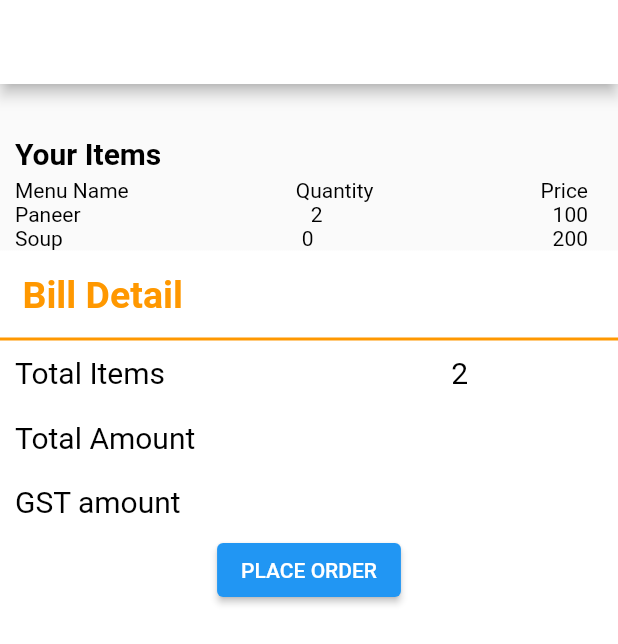
After one commit to mgulati43/fluttercustomer, a Flutter app: the HomePage screen opened directly, after a tap on "SEE MENU", on a phone screen of 412 x 824 dp. The commit adds this screen. Shown: the top 644 px of the screen. Run offline on Flutter 3.47's test engine with Material 2 defaults, Android fonts, the phone set to English and light mode, and no system bars; our stand-ins replace circular_countdown_timer, fluttertoast, pinput, rflutter_alert, shared_preferences, sliding_up_panel; accounts and stored records are empty; network calls fail.

Commit message:
mock cart page

```diff
--- /dev/null
+++ b/lib/AddToCart.dart
@@ -0,0 +1,251 @@
+import 'package:flutter/material.dart';
+import 'package:http/http.dart' as http;
+import 'RestaurantDetail.dart';
+
+class AddToCart extends StatefulWidget {
+  _AddToCartState createState() => _AddToCartState();
+  final Map<String, FoodItem> cart;
+  final totalcounter;
+  final admin_id;
+
+// receive data from the FirstScreen as a parameter
+  AddToCart({required this.cart, required this.totalcounter, required this.admin_id});
+}
+
+class _AddToCartState extends State<AddToCart> {
+  Map<String, String> cartPageInfo = new Map<String, String>();
+  void initState(){
+
+    String menu_item_name = '';
+    String menu_id = '';
+    String gst_amount = '';
+    String gst_amount_price = '';
+    String quantity = '';
+    String menu_price = '';
+    String half_and_full_status = '';
+    cartPageInfo['admin_id'] = widget.admin_id;
+    cartPageInfo['cus_id'] = 'CUS_000007'; //put dynamic value from OTP API
+    cartPageInfo['customer_mobile_no'] = '9899988817'; //put dynamic value from OTP API
+    cartPageInfo['table_no'] = '34'; //replace with real value
+    cartPageInfo['total_price'] = widget.totalcounter.toString();
+    cartPageInfo['gst_amount'] = '20';
+    cartPageInfo['total_item'] = widget.cart.length.toString();
+    cartPageInfo['net_pay_amount'] = widget.totalcounter.toString();
+
+    cartPageInfo['order_status'] = 'Pending';
+
+    for (var k in widget.cart.keys) {
+      menu_item_name += widget.cart[k]!.menu_name.toString() + ',';
+      menu_id += widget.cart[k]!.menu_id.toString() + ',';
+      gst_amount += '20,'; // Replace this with dynamic gst value
+      gst_amount_price += '30,'; //Replace this with dynamic gst value
+      quantity += widget.cart[k]!.quantity.toString()+ ',';
+      menu_price += widget.cart[k]!.menu_fix_price.toString() + ',';
+      half_and_full_status += 'F,';
+    }
+
+    cartPageInfo['menu_item_name'] = menu_item_name;
+    cartPageInfo['menu_id'] = menu_id;
+
+    cartPageInfo['quantity'] = quantity;
+    cartPageInfo['menu_price'] = menu_price;
+    cartPageInfo['half_and_full_status'] = half_and_full_status;
+    print(cartPageInfo);
+
+    super.initState();
+  }
+
+  Widget build(BuildContext context) {
+    return MaterialApp(
+        home: Scaffold(
+            appBar: AppBar(
+              backgroundColor: Colors.white,
+              //add back arrow
+            ),
+            body: Column(
+              children: [
+                //Make CART UI here
+                Container(
+                  margin:
+                  EdgeInsets.only(top: 35, bottom: 5, left: 10),
+                  alignment: Alignment.topLeft,
+                  child: Text(
+                    'Your Items',
+                    style: TextStyle(
+                        color: Colors.black,
+                        fontSize: 20,
+                        fontWeight: FontWeight.bold),
+                  ),
+                ),
+                Padding(
+                    padding: EdgeInsets.only(left: 10, right: 20),
+                    child: Row(
+                        mainAxisAlignment:
+                        MainAxisAlignment.spaceBetween,
+                        children: [
+                          Text('Menu Name',
+                              style: TextStyle(color: Colors.black)),
+                          Text('Quantity',
+                              style: TextStyle(color: Colors.black)),
+                          Text('Price',
+                              style: TextStyle(color: Colors.black))
+                        ])),
+                Padding(
+                    padding: EdgeInsets.only(left: 10, right: 20),
+                    child: ListView.builder(
+                        shrinkWrap: true,
+                        itemCount: widget.cart.length,
+                        itemBuilder: (context, index) {
+                          String key = widget.cart.keys.elementAt(index);
+                          return Row(
+                            mainAxisAlignment:
+                            MainAxisAlignment.spaceBetween,
+                            children: [
+                              Text(widget.cart[key]?.menu_name ?? '',
+                                  style:
+                                  TextStyle(color: Colors.black)),
+                              Text(
+                                  (widget.cart[key]?.quantity).toString(),
+                                  style:
+                                  TextStyle(color: Colors.black)),
+                              Text(
+                                  (widget.cart[key]?.menu_fix_price ?? '')
+                                      .toString(),
+                                  style:
+                                  TextStyle(color: Colors.black))
+                            ],
+                          );
+                        })),
+
+                Expanded(
+                    child: Container(
+                        width: double.infinity,
+                        decoration: BoxDecoration(
+                            gradient: LinearGradient(
+                              begin: Alignment.topRight,
+                              end: Alignment.bottomLeft,
+                              colors: [Colors.white, Colors.white],
+                            )),
+                        child: Column(
+                          mainAxisAlignment: MainAxisAlignment.start,
+                          children: <Widget>[
+                            Container(
+                                padding: EdgeInsets.all(15),
+                                alignment: Alignment.topLeft,
+                                child: Text("Bill Detail",
+                                    style: TextStyle(
+                                        color: Colors.orange,
+                                        fontSize: 25,
+                                        fontWeight:
+                                        FontWeight.bold))),
+                            Divider(
+                              color: Colors.orange,
+                              thickness: 2,
+                              height: 1,
+                            ),
+                            Row(
+                              mainAxisAlignment:
+                              MainAxisAlignment.spaceBetween,
+                              children: [
+                                Padding(
+                                  padding: const EdgeInsets.all(10.0),
+                                  child: Text('Total Items ',
+                                      style: TextStyle(
+                                          color: Colors.black,
+                                          fontSize: 20)),
+                                ),
+                                Padding(
+                                  padding: const EdgeInsets.fromLTRB(
+                                      10, 10, 100, 10),
+                                  child: Text(
+                                      widget.cart.length.toString(),
+                                      style: TextStyle(
+                                          color: Colors.black,
+                                          fontSize: 20)),
+                                ),
+                              ],
+                            ),
+                            Row(
+                              mainAxisAlignment:
+                              MainAxisAlignment.spaceBetween,
+                              children: [
+                                Padding(
+                                  padding: const EdgeInsets.all(10.0),
+                                  child: Text('Total Amount ',
+                                      style: TextStyle(
+                                          color: Colors.black,
+                                          fontSize: 20)),
+                                ),
+                                Padding(
+                                  padding: const EdgeInsets.fromLTRB(
+                                      10, 10, 100, 10),
+                                  child: Text('',
+                                      style: TextStyle(
+                                          color: Colors.black,
+                                          fontSize: 20)),
+                                ),
+                              ],
+                            ),
+                            Row(
+                              children: [
+                                Align(
+                                    alignment: Alignment.topLeft,
+                                    child: Padding(
+                                      padding:
+                                      const EdgeInsets.all(10.0),
+                                      child: Text('GST amount ',
+                                          style: TextStyle(
+                                              color: Colors.black,
+                                              fontSize: 20)),
+                                    )),
+                                Align(
+                                    alignment: Alignment.topRight,
+                                    child: Padding(
+                                      padding:
+                                      const EdgeInsets.fromLTRB(
+                                          100.0, 0.0, 0.0, 0.0),
+                                      child: Text('',
+                                          style: TextStyle(
+                                              color: Colors.black,
+                                              fontSize: 20)),
+                                    )),
+                              ],
+                            ),
+
+                            //comments /add_order_detail_for_restaurant POST
+                            // params.put("menu_id",sMenuID);
+                            //                 params.put("admin_id", sAdminID);HRGR00005
+                            //                 params.put("cus_id", sCustomerID); this comes otp login api CUS_00007
+                            //                 params.put("customer_mobile_no", sCustomerMobileNumber);
+                            //                 params.put("table_no", sTableNumber);
+                            //                 params.put("menu_item_name", sMenuItemName);//menu name is comma separated array of items like roti,sabzi
+                            //                 params.put("quantity", sQuantity);//quantity is comma separated array of quantity, make sure quantity is in the same order like menu items
+                            //                 params.put("menu_price", sMenuPriceAPI);//comma separated price order important
+                            //                 params.put("total_item", sTotalItem);//
+                            //                 params.put("total_price", sTotalPrice);
+                            //                 params.put("gst_amount", sGst);//comma separated gst value
+                            //                 params.put("order_status", sOrderStatus); order status is pending
+                            //                 params.put("net_pay_amount",sNetPayAmount);
+                            //                 params.put("gst_amount_price",sGSTprice);// comma separated gst price
+                            //                 params.put("half_and_full_status",sItemHalfFullStatus);
+                            ElevatedButton(
+                              child: Text('PLACE ORDER'),
+                              onPressed: () => {},
+                            ),
+                          ],
+                        ))),
+              ],
+            )));
+  }
+}
+
+
+/*class FoodItem {
+  String? menu_name;
+  String? menu_fix_price;
+  String? menu_image;
+  String? menu_id;
+  int quantity = 0;
+  int? half_qty = 0;
+  int? full_qty = 0;
+}*/
--- a/lib/HomeScreen.dart
+++ b/lib/HomeScreen.dart
@@ -1,10 +1,13 @@
 import 'dart:convert';
 import 'package:flutter/material.dart';
+import 'package:flutter_app_testting/AddToCart.dart';
 import 'package:http/http.dart' as http;
 import 'sideBar.dart';
 import 'RestaurantDetail.dart';
+import 'AddToCart.dart';
 import 'package:shared_preferences/shared_preferences.dart';
 import 'package:fluttertoast/fluttertoast.dart';
+
 
 class HomePage extends StatefulWidget {
   @override
@@ -52,6 +55,21 @@ class _HomePageState extends State<HomePage> {
       BuildContext context, RestaurantJsonParser restaurant) {
     Navigator.of(context).push(
         MaterialPageRoute(builder: (context) => RestDetail(rest: restaurant)));
+  }
+
+  //Delete this
+  void _navigateOrderPage(
+      BuildContext context) {
+    FoodItem food1 = FoodItem(menu_fix_price: '100', menu_id: 'MENU_00006', menu_image: 'asd', menu_name: 'Paneer');
+    FoodItem food2 = FoodItem(menu_fix_price: '200', menu_id: 'MENU_00007', menu_image: 'asd', menu_name: 'Soup');
+    food1.quantity = 2;
+    Map<String, FoodItem> mapToPass = {
+      food1.menu_id?? '': food1,
+      food2.menu_id?? '': food2
+    };
+
+    Navigator.of(context).push(
+        MaterialPageRoute(builder: (context) => AddToCart(cart: mapToPass, admin_id: 'HRGR00001',totalcounter: '500')));
   }
 
 //calling post request fetching restaurant list
@@ -180,6 +198,21 @@ class _HomePageState extends State<HomePage> {
             controller: controller,
             scrollDirection: Axis.horizontal,
             children: banners,
+          ),
+        ),
+        //Remove the below code
+        ElevatedButton(
+          style: ButtonStyle(
+              backgroundColor:
+              MaterialStateProperty.all<Color>(
+                  Colors.red)),
+          onPressed: () => _navigateOrderPage(
+              context),
+          child: Text(
+            'SEE MENU',
+            style: TextStyle(
+                fontSize: 12.0,
+                color: Colors.white),
           ),
         ),
         Expanded(
--- a/lib/RestaurantDetail.dart
+++ b/lib/RestaurantDetail.dart
@@ -52,14 +52,13 @@ class _RestDetailState extends State<RestDetail>
       decodedResponse = utf8.decode(response.bodyBytes);
 
       var jsonObjects = jsonDecode(decodedResponse)['data'] as List;
-      //categoryList.insert(0, 'Desert');
       tagObjs = jsonObjects.map((tagJson) => Tag.fromJson(tagJson)).toList();
       setState(() {
         for (int i = 0; i < tagObjs.length; i++) {
           categoryList.insert(i, tagObjs[i].cat_name);
         }
       });
-      _tabController = TabController(length: categoryList.length, vsync: this);
+      _tabController = TabController(length: tagObjs.length, vsync: this);
       callAPIinLoop();
     } catch (e) {
       //Write exception statement here
@@ -78,12 +77,20 @@ class _RestDetailState extends State<RestDetail>
   }
 
   void callAPIinLoop() async {
-    for (int cat = 1; cat <= categoryList.length; cat++) {
-      await callListApi(cat);
+    for (int cat = 0; cat < tagObjs.length; cat++) {
+      print('This is the category id: ' + tagObjs[cat].cat_id);
+      await callListApi(tagObjs[cat].cat_id);
+      setState(() {
+        if(cat == tagObjs.length -1){
+          print('set loading false');
+          _loading = false;
+        }
+      });
+
     }
   }
 
-  Future<void> callListApi(int cat_id) async {
+  Future<void> callListApi(String cat_id) async {
     try {
       var response;
       String decodedResponse = '';
@@ -92,7 +99,7 @@ class _RestDetailState extends State<RestDetail>
           'http://dev.goolean.com/Restaurant/index.php/customer/Api/getMenuListDataCustomer');
       var map = new Map<String, dynamic>();
       map['admin_id'] = 'HRGR00001';
-      map['cat_id'] = cat_id.toString();
+      map['cat_id'] = cat_id;
       var url = Uri.parse(urlSent);
 
       response = await http.post(url,
@@ -110,9 +117,6 @@ class _RestDetailState extends State<RestDetail>
         completeList.add(jsonObjects
             .map((jsonObject) => MenuJsonParser.fromJson(jsonObject))
             .toList());
-        if (cat_id == categoryList.length) {
-          _loading = false;
-        }
       }
       );
     } catch (e) {
@@ -819,9 +823,10 @@ class FoodItem {
 
 class Tag {
   String cat_name;
-  Tag(this.cat_name);
+  String cat_id;
+  Tag(this.cat_name, this.cat_id);
 
   factory Tag.fromJson(dynamic json) {
-    return Tag(json['cat_name'] as String);
+    return Tag(json['cat_name'] as String,json['cat_id'] as String);
   }
 }
--- a/lib/main.dart
+++ b/lib/main.dart
@@ -4,7 +4,8 @@ import 'package:flutter/material.dart';
 import 'package:fluttertoast/fluttertoast.dart';
 import 'package:http/http.dart' as http;
 import 'package:shared_preferences/shared_preferences.dart';
-import 'OtpScreen.dart';
+import 'HomeScreen.dart';
+
 
 
 void main() {
@@ -54,12 +55,13 @@ class _LoginDemoState extends State<LoginDemo> {
     print('hii' + _phoneController.text);
     _nameSaver(_phoneController.text);
     Navigator.of(context)
-        .push(MaterialPageRoute(builder: (context) => NotesPage()));
+        .push(MaterialPageRoute(builder: (context) => HomePage()));
   }
 
   void _otpenter() async {
     //get device id for android device
     print('hii'+_phoneController.text);
+    _navigateToNextScreen(context);
     if (_phoneController.text == '') {
       Fluttertoast.showToast(
           msg: 'Enter Mobile Number',
```
Lines whose indentation alone changed are shown as unchanged.
